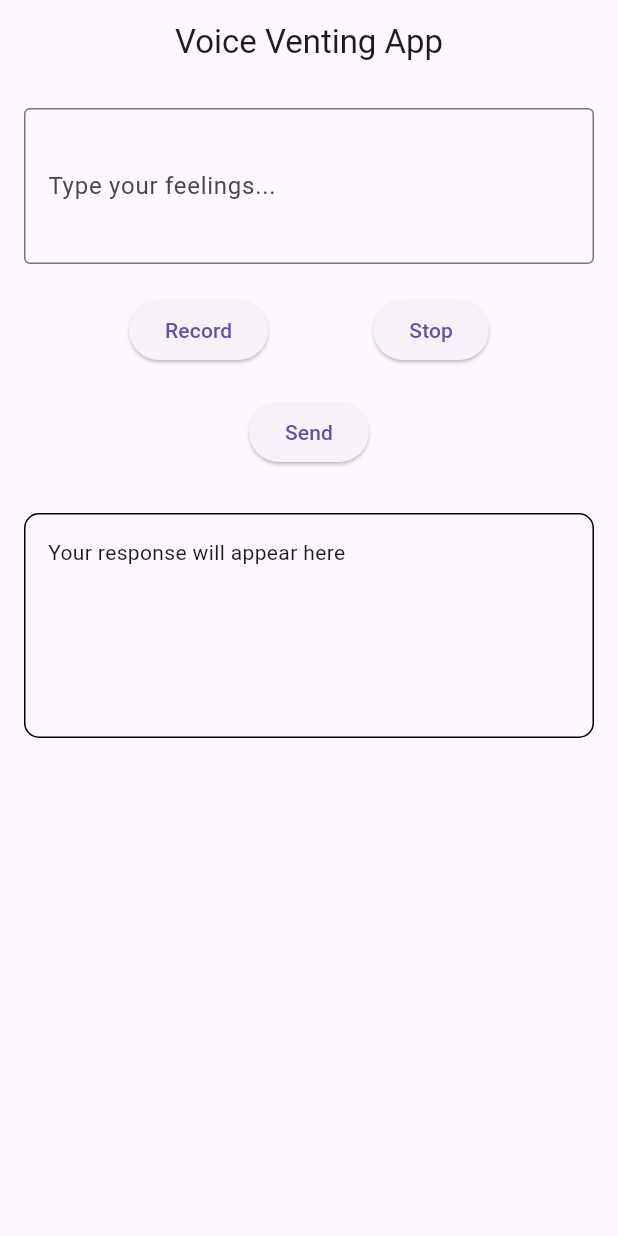
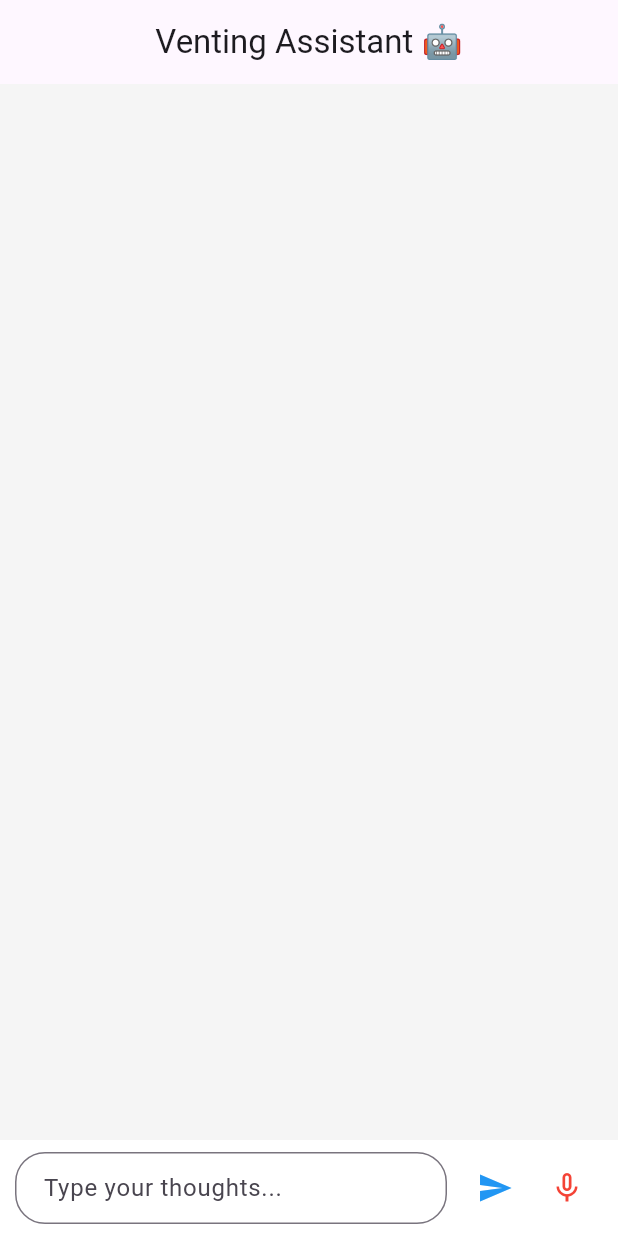
Before and after one commit to AgnusSerena/Venting-App, a Flutter app: the screen it shows after launch, on a phone screen of 412 x 824 dp. Run offline on Flutter 3.47's test engine with Material 3 defaults, Android fonts, the phone set to English and light mode, and no system bars; our stand-ins replace speech_to_text.

Commit message:
Chat UI Created with text and audio

```diff
--- a/lib/main.dart
+++ b/lib/main.dart
@@ -1,4 +1,5 @@
 import 'package:flutter/material.dart';
+import 'package:speech_to_text/speech_to_text.dart' as stt;
 
 void main() {
   runApp(VentingApp());
@@ -8,73 +9,220 @@ class VentingApp extends StatelessWidget {
   @override
   Widget build(BuildContext context) {
     return MaterialApp(
-      title: 'Voice Venting App',
-      home: VentingHome(),
       debugShowCheckedModeBanner: false,
+      home: ChatScreen(),
     );
   }
 }
 
-class VentingHome extends StatefulWidget {
+class ChatScreen extends StatefulWidget {
   @override
-  _VentingHomeState createState() => _VentingHomeState();
+  _ChatScreenState createState() => _ChatScreenState();
 }
 
-class _VentingHomeState extends State<VentingHome> {
-  TextEditingController textController = TextEditingController();
-  String responseText = "Your response will appear here";
+class _ChatScreenState extends State<ChatScreen> {
+  List<Map<String, String>> messages = [];
+  TextEditingController controller = TextEditingController();
+  ScrollController scrollController = ScrollController();
+
+  late stt.SpeechToText _speech;
+  bool _isListening = false;
+  bool _isProcessingVoice = false;
+
+  @override
+  void initState() {
+    super.initState();
+    _speech = stt.SpeechToText();
+  }
+
+  /// Add message
+  void addMessage(String text, bool isUser) {
+    setState(() {
+      messages.add({
+        "text": text,
+        "sender": isUser ? "user" : "bot",
+      });
+    });
+
+    Future.delayed(Duration(milliseconds: 100), () {
+      scrollController.animateTo(
+        scrollController.position.maxScrollExtent,
+        duration: Duration(milliseconds: 300),
+        curve: Curves.easeOut,
+      );
+    });
+  }
+
+  /// Send typed message
+  void sendMessage() {
+    if (controller.text.trim().isEmpty) return;
+
+    String userText = controller.text.trim();
+
+    addMessage(userText, true);
+    controller.clear();
+
+    Future.delayed(Duration(milliseconds: 500), () {
+      addMessage("I'm here for you 💙", false);
+    });
+  }
+
+  /// 🎤 Start Listening
+  void startListening() async {
+    controller.clear(); // clear old text
+
+    bool available = await _speech.initialize(
+      onStatus: (status) => print("Status: $status"),
+      onError: (error) => print("Error: $error"),
+    );
+
+    if (available) {
+      setState(() {
+        _isListening = true;
+        _isProcessingVoice = true;
+      });
+
+      _speech.listen(
+        onResult: (result) {
+          if (_isProcessingVoice) {
+            setState(() {
+              controller.text = result.recognizedWords;
+            });
+          }
+        },
+      );
+    }
+  }
+
+  /// 🛑 Stop Listening (FIXED)
+  void stopListening() async {
+    _isProcessingVoice = false;
+
+    await _speech.stop(); // ensure complete stop
+
+    setState(() => _isListening = false);
+
+    String spokenText = controller.text.trim();
+
+    if (spokenText.isNotEmpty) {
+      addMessage(spokenText, true);
+
+      /// 🔥 CLEAR PROPERLY
+      controller.text = "";
+      controller.clear();
+
+      await Future.delayed(Duration(milliseconds: 200));
+
+      setState(() {});
+
+      Future.delayed(Duration(milliseconds: 500), () {
+        addMessage("I'm here for you 💙", false);
+      });
+    }
+  }
+
+  /// Chat bubble
+  Widget buildMessage(Map<String, String> msg) {
+    bool isUser = msg["sender"] == "user";
+
+    return Container(
+      margin: EdgeInsets.symmetric(vertical: 6, horizontal: 10),
+      child: Row(
+        mainAxisAlignment:
+            isUser ? MainAxisAlignment.end : MainAxisAlignment.start,
+        children: [
+          Container(
+            padding: EdgeInsets.all(12),
+            constraints: BoxConstraints(maxWidth: 250),
+            decoration: BoxDecoration(
+              color: isUser ? Colors.blue : Colors.grey[300],
+              borderRadius: BorderRadius.circular(15),
+            ),
+            child: Text(
+              msg["text"]!,
+              style: TextStyle(
+                color: isUser ? Colors.white : Colors.black,
+                fontSize: 16,
+              ),
+            ),
+          ),
+        ],
+      ),
+    );
+  }
 
   @override
   Widget build(BuildContext context) {
     return Scaffold(
+      backgroundColor: Colors.grey[100],
       appBar: AppBar(
-        title: Text("Voice Venting App"),
+        title: Text("Venting Assistant 🤖"),
         centerTitle: true,
       ),
-      body: Padding(
-        padding: EdgeInsets.all(16),
-        child: Column(
-          children: [
-            TextField(
-              controller: textController,
-              maxLines: 3,
-              decoration: InputDecoration(
-                border: OutlineInputBorder(),
-                labelText: "Type your feelings...",
-              ),
+      body: Column(
+        children: [
+          /// Chat Area
+          Expanded(
+            child: ListView.builder(
+              controller: scrollController,
+              itemCount: messages.length,
+              itemBuilder: (context, index) {
+                return buildMessage(messages[index]);
+              },
             ),
-            SizedBox(height: 20),
-            Row(
-              mainAxisAlignment: MainAxisAlignment.spaceEvenly,
+          ),
+
+          /// Input Area
+          Container(
+            padding: EdgeInsets.symmetric(horizontal: 10, vertical: 8),
+            color: Colors.white,
+            child: Row(
+              crossAxisAlignment: CrossAxisAlignment.end,
               children: [
-                ElevatedButton(
-                  onPressed: () {},
-                  child: Text("Record"),
+                Expanded(
+                  child: TextField(
+                    controller: controller,
+                    minLines: 1,
+                    maxLines: 5,
+                    textInputAction: TextInputAction.send,
+                    decoration: InputDecoration(
+                      hintText: _isListening
+                          ? "Listening..."
+                          : "Type your thoughts...",
+                      border: OutlineInputBorder(
+                        borderRadius: BorderRadius.circular(20),
+                      ),
+                      contentPadding: EdgeInsets.symmetric(
+                          horizontal: 15, vertical: 10),
+                    ),
+                    onSubmitted: (_) => sendMessage(),
+                  ),
                 ),
-                ElevatedButton(
-                  onPressed: () {},
-                  child: Text("Stop"),
+
+                SizedBox(width: 8),
+
+                IconButton(
+                  icon: Icon(Icons.send, color: Colors.blue),
+                  onPressed: sendMessage,
+                ),
+
+                IconButton(
+                  icon: Icon(
+                    _isListening ? Icons.mic : Icons.mic_none,
+                    color: _isListening ? Colors.green : Colors.red,
+                  ),
+                  onPressed: () {
+                    if (_isListening) {
+                      stopListening();
+                    } else {
+                      startListening();
+                    }
+                  },
                 ),
               ],
             ),
-            SizedBox(height: 20),
-            ElevatedButton(
-              onPressed: () {},
-              child: Text("Send"),
-            ),
-            SizedBox(height: 30),
-            Container(
-              padding: EdgeInsets.all(15),
-              width: double.infinity,
-              height: 150,
-              decoration: BoxDecoration(
-                border: Border.all(),
-                borderRadius: BorderRadius.circular(10),
-              ),
-              child: Text(responseText),
-            )
-          ],
-        ),
+          )
+        ],
       ),
     );
   }
--- a/pubspec.yaml
+++ b/pubspec.yaml
@@ -10,12 +10,12 @@ environment:
 dependencies:
   flutter:
     sdk: flutter
-
+  speech_to_text: ^6.6.0
   cupertino_icons: ^1.0.8
   flutter_sound: ^9.2.13
   permission_handler: ^11.0.0
   path_provider: ^2.1.2
-  http: ^1.2.0
+  http: ^0.13.6
   flutter_tts: ^3.8.5
 
 dev_dependencies:
```
Also changed, not shown: pubspec.lock, 2 other files.
